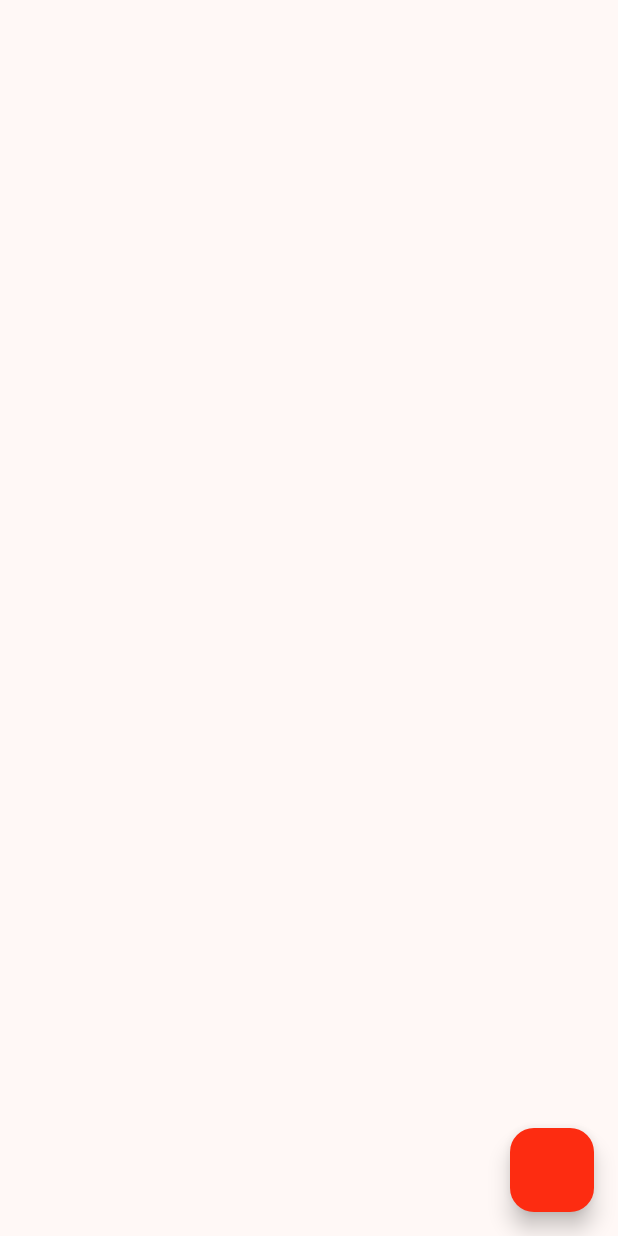
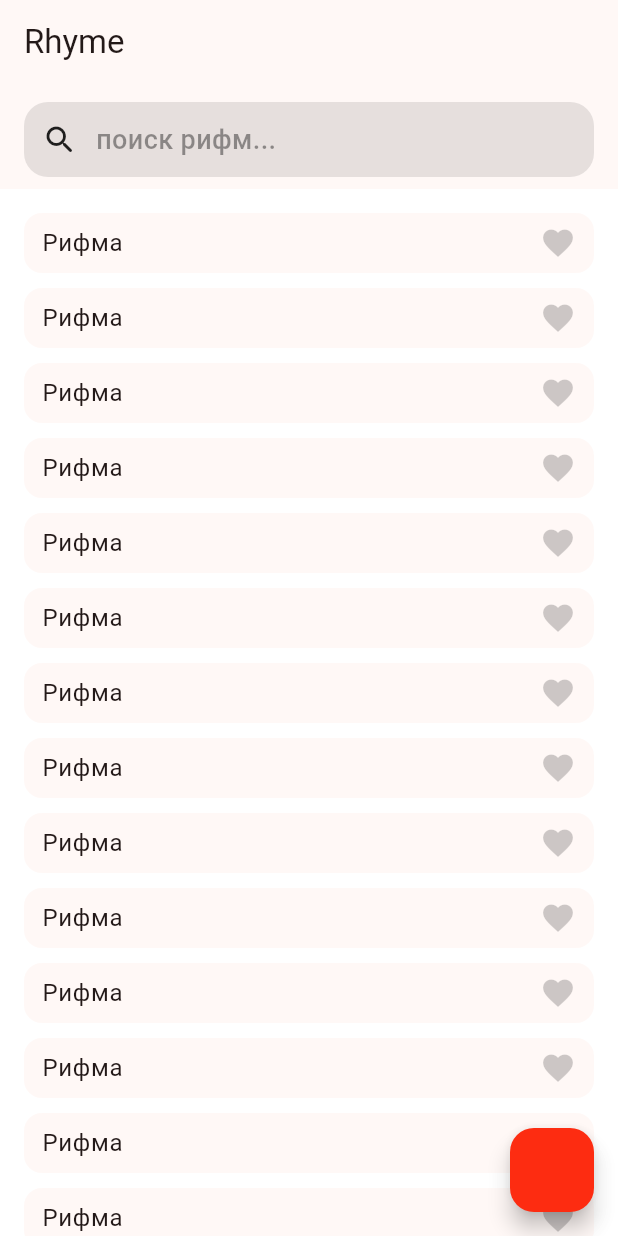
Before and after one commit to RiiikkiTikkiTavi/Rhyme, a Flutter app: the screen it shows after launch, on a phone screen of 412 x 824 dp. Run offline on Flutter 3.47's test engine with Material 3 defaults, Android fonts, the phone set to English and light mode, and no system bars.

Commit message:
Разработан главный экран с использованием slivers: строка поиска и список

```diff
--- a/lib/main.dart
+++ b/lib/main.dart
@@ -16,6 +16,7 @@ class MyApp extends StatelessWidget {
       theme: ThemeData(
         primaryColor: primaryColor,
         colorScheme: ColorScheme.fromSeed(seedColor: primaryColor),
+        scaffoldBackgroundColor: Colors.white70,
       ),
       home: const HomeScreen(),
     );
@@ -29,6 +30,27 @@ class HomeScreen extends StatelessWidget {
   Widget build(BuildContext context) {
     final theme = Theme.of(context);
     return Scaffold(
+      body: CustomScrollView(
+        slivers: [
+          SliverAppBar(
+            pinned: true, // закрепить appbar наверху
+            //snap: true, // только при floating: true, зафиксировать в поле зрения
+            floating: true, // сделать видимой при прокручивании вверх
+            title: Text("Rhyme"),
+            //backgroundColor: theme.primaryColor,
+            elevation: 0,
+            surfaceTintColor: Colors.transparent,
+            bottom: PreferredSize(
+              preferredSize: const Size.fromHeight(70),
+              child: SearchButton(),
+            ),
+          ),
+          SliverToBoxAdapter(
+            child: SizedBox(height: 16),
+          ), // передать другой виджет в сливер
+          SliverList.builder(itemBuilder: (context, index) => RhymeListCard()),
+        ],
+      ),
       floatingActionButton: FloatingActionButton(
         backgroundColor: theme.primaryColor,
         onPressed: () {},
@@ -36,3 +58,68 @@ class HomeScreen extends StatelessWidget {
     );
   }
 }
+
+class RhymeListCard extends StatelessWidget {
+  const RhymeListCard({super.key});
+
+  @override
+  Widget build(BuildContext context) {
+    final theme = Theme.of(context);
+    return Container(
+      width: double.infinity,
+      height: 40,
+      margin: const EdgeInsets.symmetric(horizontal: 16).copyWith(bottom: 10),
+      padding: EdgeInsets.only(left: 12),
+      decoration: BoxDecoration(
+        color: theme.cardColor,
+        borderRadius: BorderRadius.circular(12),
+      ),
+      child: Row(
+        mainAxisAlignment: MainAxisAlignment.spaceBetween,
+        children: [
+          Text('Рифма', style: theme.textTheme.bodyLarge),
+          IconButton(
+            onPressed: () {},
+            icon: Icon(
+              Icons.favorite,
+              color: theme.hintColor.withValues(alpha: 0.2),
+            ),
+          ),
+        ],
+      ),
+    );
+  }
+}
+
+class SearchButton extends StatelessWidget {
+  const SearchButton({super.key});
+
+  @override
+  Widget build(BuildContext context) {
+    final theme = Theme.of(context);
+    return Container(
+      width: double.infinity,
+      padding: EdgeInsets.all(12),
+      margin: EdgeInsets.symmetric(horizontal: 16).copyWith(bottom: 8),
+      decoration: BoxDecoration(
+        //color: theme.hintColor.withValues(alpha: 10),
+        color: theme.hintColor.withValues(alpha: 0.1),
+        borderRadius: BorderRadius.circular(16),
+      ),
+      child: Row(
+        children: [
+          Icon(Icons.search_rounded),
+          SizedBox(width: 12),
+          Text(
+            "поиск рифм...",
+            style: TextStyle(
+              fontSize: 18,
+              color: theme.hintColor.withValues(alpha: 0.4),
+              fontWeight: FontWeight.w500,
+            ),
+          ),
+        ],
+      ),
+    );
+  }
+}
```
